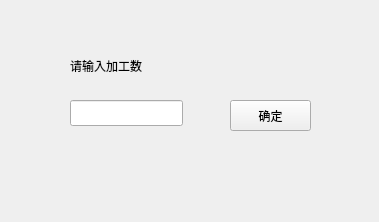
Old version of the form A66-app/wrokedtotal.ui in the repository Tetraelc/A66_PRO.
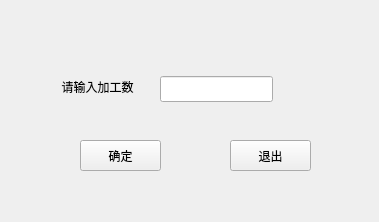
New version of the form.

```diff
--- a/A66-app/wrokedtotal.ui
+++ b/A66-app/wrokedtotal.ui
@@ -16,8 +16,8 @@
   <widget class="QLineEdit" name="lineEdit_workedTotal">
    <property name="geometry">
     <rect>
-     <x>70</x>
-     <y>100</y>
+     <x>160</x>
+     <y>76</y>
      <width>113</width>
      <height>26</height>
     </rect>
@@ -26,21 +26,24 @@
   <widget class="QLabel" name="label">
    <property name="geometry">
     <rect>
-     <x>70</x>
-     <y>50</y>
-     <width>261</width>
-     <height>31</height>
+     <x>52</x>
+     <y>79</y>
+     <width>91</width>
+     <height>16</height>
     </rect>
    </property>
    <property name="text">
     <string>请输入加工数</string>
    </property>
+   <property name="alignment">
+    <set>Qt::AlignCenter</set>
+   </property>
   </widget>
   <widget class="QToolButton" name="toolButton">
    <property name="geometry">
     <rect>
-     <x>230</x>
-     <y>100</y>
+     <x>80</x>
+     <y>140</y>
      <width>81</width>
      <height>31</height>
     </rect>
@@ -49,6 +52,19 @@
     <string>确定</string>
    </property>
   </widget>
+  <widget class="QToolButton" name="toolButton_Quit">
+   <property name="geometry">
+    <rect>
+     <x>230</x>
+     <y>140</y>
+     <width>81</width>
+     <height>31</height>
+    </rect>
+   </property>
+   <property name="text">
+    <string>退出</string>
+   </property>
+  </widget>
  </widget>
  <resources/>
  <connections/>
```
Left out of the diff: 19 changed lines with no effect on the pictures.
